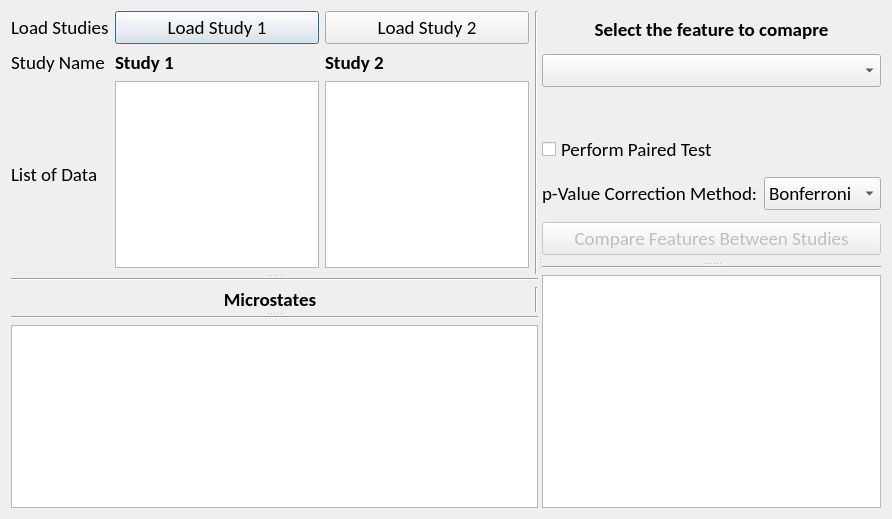
Qt form EEG_COMET/ui/CompareStudiesWindow.ui (eeg-comet/eeg-comet) before a commit.
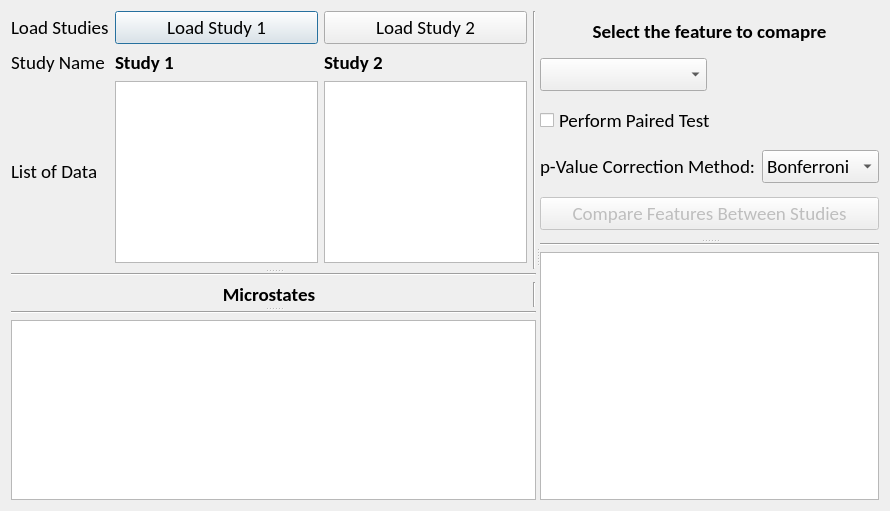
The same form after that commit.

Commit message: Updated the comparison window

Patch:
```diff
--- a/EEG_COMET/ui/CompareStudiesWindow.ui
+++ b/EEG_COMET/ui/CompareStudiesWindow.ui
@@ -6,8 +6,8 @@
    <rect>
     <x>0</x>
     <y>0</y>
-    <width>892</width>
-    <height>519</height>
+    <width>890</width>
+    <height>511</height>
    </rect>
   </property>
   <property name="font">
@@ -262,6 +262,8 @@
          </widget>
         </item>
         <item>
+         <layout class="QHBoxLayout" name="Feature_Horizontal_Layout">
+          <item>
          <widget class="QComboBox" name="feature_combo">
           <property name="sizePolicy">
            <sizepolicy hsizetype="Preferred" vsizetype="Maximum">
@@ -299,6 +301,8 @@
           </property>
          </widget>
         </item>
+         </layout>
+        </item>
         <item>
          <layout class="QVBoxLayout" name="Figure_Features_Layout"/>
         </item>
```
Left out of the diff: 6 changed lines with no effect on the pictures. Lines whose indentation alone changed are shown as unchanged. The commit also changes 1 other file.
